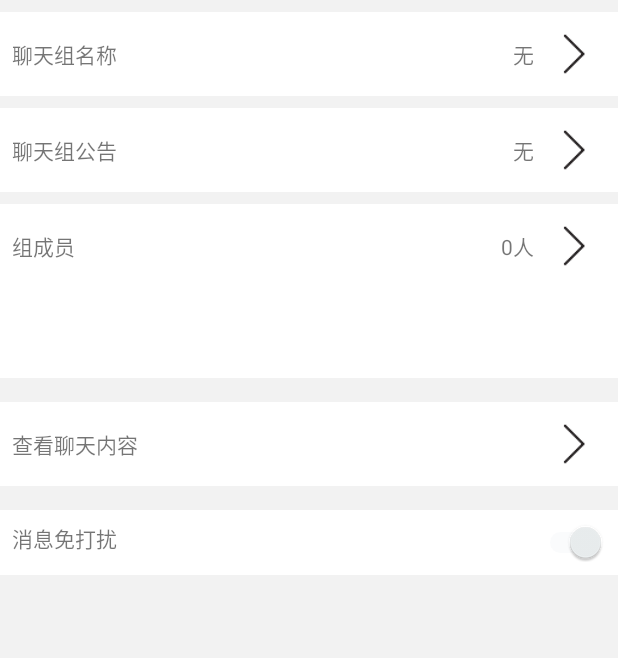
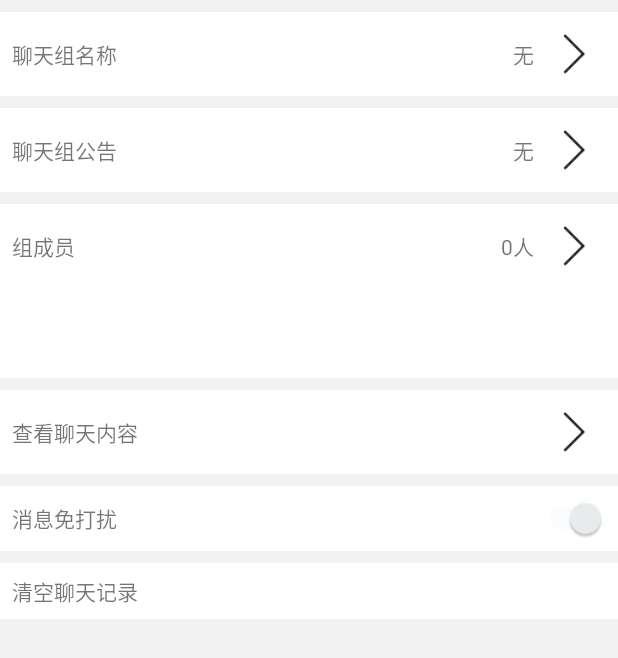
Before and after one commit to cosmos33/PhotonIMSDK-Android, an Android app: the GroupInfoActivity screen opened directly, with no data from a screen before it, after a tap on "查看聊天内容", on a phone screen of 412 x 824 dp. Shown: the top 658 px of the screen. Run offline under Robolectric (Android 15) with nearby library versions, the phone set to English and light mode, and no system bars; our stand-ins replace ButterKnife, EventBus; 7 statements that could not run were skipped.

Commit message:
修改：修改session死循环；修改login,regist背景；

```diff
--- a/app/build.gradle
+++ b/app/build.gradle
@@ -136,7 +136,7 @@ dependencies {
 
     // 引入mdlog coded
     implementation "com.cosmos.baseutil:mdlog:2.0.0"
-    implementation "com.cosmos.baseutil:codedlib:1.0.0"
+    implementation "com.cosmos.baseutil:codedlib:$codedlibversion"
 
     //    //可任意选择三方push的接入，如果不想使用某一类厂商，不添加即可
     implementation "com.cosmos.photon:thirdpush-huawei:2.1.0"
@@ -149,7 +149,7 @@ dependencies {
     // 引用imcore模块(本地maven仓库)，因为是本地maven依赖所以间接依赖需要手动添加一下
     implementation "$imversion"
     implementation "com.cosmos.baseutil:mdlog:2.0.0"
-    implementation "com.cosmos.baseutil:codedlib:1.0.0"
+    implementation "com.cosmos.baseutil:codedlib:$codedlibversion"
     implementation "com.cosmos.baseutil:mmdevice:2.0.0"
     implementation "com.cosmos.baseutil:cpp_shared:r17c"
     implementation "com.android.support:support-compat:$supportverion"
--- a/app/src/main/java/com/momo/demo/main/groupinfo/GroupInfoActivity.java
+++ b/app/src/main/java/com/momo/demo/main/groupinfo/GroupInfoActivity.java
@@ -186,6 +186,12 @@ public class GroupInfoActivity extends IGroupInfoView {
     public void onSearchContentClick() {
         SearchHistoryActivity.start(this, gid, PhotonIMMessage.GROUP);
     }
+
+    @OnClick(R2.id.flClearChatContent)
+    public void onClearChatContent() {
+        presenter.clearChatContent();
+    }
+
     private void updateSwipeLayoutStatus() {
         if (getGroupInfo && getGroupMemberInfo && getGroupStatusInfo) {
             if (swipeRefreshLayout.isRefreshing()) {
--- a/app/src/main/java/com/momo/demo/main/groupinfo/GroupInfoPresenter.java
+++ b/app/src/main/java/com/momo/demo/main/groupinfo/GroupInfoPresenter.java
@@ -43,6 +43,11 @@ public class GroupInfoPresenter extends IGroupInfoPresenter<IGroupInfoView, IGro
     }
 
     @Override
+    public void clearChatContent() {
+
+    }
+
+    @Override
     public IGroupInfoModel generateIModel() {
         return new GroupInfoModel();
     }
--- a/app/src/main/java/com/momo/demo/main/groupinfo/igroupinfo/IGroupInfoPresenter.java
+++ b/app/src/main/java/com/momo/demo/main/groupinfo/igroupinfo/IGroupInfoPresenter.java
@@ -66,4 +66,5 @@ public abstract class IGroupInfoPresenter<V extends IGroupInfoView, M extends IG
 
     public abstract void changeGroupIgnoreStatus(String gid, boolean igonre);
 
+    public abstract void clearChatContent();
 }
--- a/app/src/main/res/layout/activity_login.xml
+++ b/app/src/main/res/layout/activity_login.xml
@@ -1,6 +1,7 @@
 <?xml version="1.0" encoding="utf-8"?>
 <FrameLayout xmlns:android="http://schemas.android.com/apk/res/android"
     android:layout_width="match_parent"
+    android:background="@color/white"
     android:layout_height="match_parent">
 
     <LinearLayout
--- a/app/src/main/res/layout/activity_regist.xml
+++ b/app/src/main/res/layout/activity_regist.xml
@@ -1,6 +1,7 @@
 <?xml version="1.0" encoding="utf-8"?>
 <com.cosmos.photonim.imbase.view.SwipeFrameLayout xmlns:android="http://schemas.android.com/apk/res/android"
     android:layout_width="match_parent"
+    android:background="@color/white"
     android:layout_height="match_parent">
 
     <LinearLayout
--- a/build.gradle
+++ b/build.gradle
@@ -47,6 +47,7 @@ allprojects {
         supportverion = "27.1.1"
         thirdPushVersion = '2.1.3'
         pushIMVersion = '2.1.0'
+        codedlibversion = '2.0.0'
 
     }
 }
--- a/imbase/build.gradle
+++ b/imbase/build.gradle
@@ -46,7 +46,7 @@ dependencies {
     // 引用imcore模块(本地maven仓库)，因为是本地maven依赖所以间接依赖需要手动添加一下
     implementation "$imversion"
     implementation "com.cosmos.baseutil:mdlog:2.0.0"
-    implementation "com.cosmos.baseutil:codedlib:1.0.0"
+    implementation "com.cosmos.baseutil:codedlib:$codedlibversion"
     implementation "com.cosmos.baseutil:mmdevice:2.0.0"
     implementation "com.cosmos.baseutil:cpp_shared:r17c"
 
--- a/imbase/src/main/java/com/cosmos/photonim/imbase/session/SessionPresenter.java
+++ b/imbase/src/main/java/com/cosmos/photonim/imbase/session/SessionPresenter.java
@@ -165,7 +165,7 @@ public class SessionPresenter extends ISessionPresenter<ISessionView, ISessionMo
         getiModel().loadHistoryFromRemote(new ISessionModel.OnLoadHistoryFromRemoteListener() {
             @Override
             public void onLoadHistoryFromRemote(List<SessionData> sessionData) {
-                onLoadHistoryFromRemote(sessionData);
+                SessionPresenter.this.onLoadHistoryFromRemote(sessionData);
             }
         });
     }
--- a/imbase/src/main/res/layout/activity_chatset.xml
+++ b/imbase/src/main/res/layout/activity_chatset.xml
@@ -80,4 +80,5 @@
             android:layout_gravity="right" />
     </FrameLayout>
 
+    <include layout="@layout/chat_content_clear" />
 </com.cosmos.photonim.imbase.view.SwipeLinearLayout>
--- a/imbase/src/main/res/layout/activity_groupinfo.xml
+++ b/imbase/src/main/res/layout/activity_groupinfo.xml
@@ -16,9 +16,9 @@
         android:layout_height="match_parent">
 
         <LinearLayout
-            android:orientation="vertical"
             android:layout_width="match_parent"
-            android:layout_height="match_parent">
+            android:layout_height="match_parent"
+            android:orientation="vertical">
 
             <FrameLayout
                 android:layout_width="match_parent"
@@ -145,13 +145,14 @@
             <FrameLayout
                 android:layout_width="match_parent"
                 android:layout_height="wrap_content"
-                android:layout_marginTop="@dimen/title_margin_top2x"
+                android:layout_marginTop="@dimen/title_margin_top"
                 android:background="@color/white"
                 android:padding="@dimen/activity_padding">
 
                 <TextView
                     android:layout_width="wrap_content"
                     android:layout_height="wrap_content"
+                    android:layout_gravity="center_vertical"
                     android:text="@string/chatset_ban" />
 
                 <Switch
@@ -161,7 +162,10 @@
                     android:layout_gravity="right" />
             </FrameLayout>
 
+            <include layout="@layout/chat_content_clear" />
+
         </LinearLayout>
+
 
     </android.support.v4.widget.SwipeRefreshLayout>
 </com.cosmos.photonim.imbase.view.SwipeLinearLayout>
--- /dev/null
+++ b/imbase/src/main/res/layout/chat_content_clear.xml
@@ -0,0 +1,14 @@
+<?xml version="1.0" encoding="utf-8"?>
+<FrameLayout xmlns:android="http://schemas.android.com/apk/res/android"
+    android:id="@+id/flClearChatContent"
+    android:layout_width="match_parent"
+    android:layout_height="wrap_content"
+    android:layout_marginTop="@dimen/title_margin_top"
+    android:background="@color/white"
+    android:padding="@dimen/activity_padding">
+
+    <TextView
+        android:layout_width="wrap_content"
+        android:layout_height="wrap_content"
+        android:text="@string/chatset_clearcontent" />
+</FrameLayout>
--- a/imbase/src/main/res/layout/fragment_chat_extra.xml
+++ b/imbase/src/main/res/layout/fragment_chat_extra.xml
@@ -2,6 +2,7 @@
     android:layout_width="match_parent"
     android:layout_height="wrap_content"
     android:layout_gravity="bottom"
+    android:background="@color/white"
     android:orientation="vertical">
 
     <LinearLayout
--- a/imbase/src/main/res/layout/layout_chat_item_normal_right.xml
+++ b/imbase/src/main/res/layout/layout_chat_item_normal_right.xml
@@ -32,6 +32,8 @@
 
         <include layout="@layout/chat_type_file" />
 
+        <include layout="@layout/chat_type_video" />
+
         <ImageView
             android:id="@+id/ivIcon"
             android:layout_width="@dimen/chat_icon"
--- a/imbase/src/main/res/layout/searchcontent.xml
+++ b/imbase/src/main/res/layout/searchcontent.xml
@@ -1,7 +1,7 @@
 <FrameLayout android:id="@+id/flSearchContent"
     android:layout_width="match_parent"
     android:layout_height="wrap_content"
-    android:layout_marginTop="@dimen/title_margin_top2x"
+    android:layout_marginTop="@dimen/title_margin_top"
     android:visibility="visible"
     android:background="@color/white"
     android:gravity="center_vertical"
--- a/imbase/src/main/res/values/strings.xml
+++ b/imbase/src/main/res/values/strings.xml
@@ -52,4 +52,5 @@
     <string name="chat_video">短视频</string>
     <string name="chat_file">文件</string>
     <string name="chat_media_video_record">按住\n录制</string>
+    <string name="chatset_clearcontent">清空聊天记录</string>
 </resources>
```
Also changed, not shown: imbase/src/main/java/com/cosmos/photonim/imbase/chat/adapter/chat/ChatItemTypeAbstract.java (+38 -28 lines), imbase/src/main/java/com/cosmos/photonim/imbase/session/SessionModel.java (+8 -1 lines), imbase/src/main/res/layout/chat_type_video.xml (added, +37 -0 lines), imbase/src/main/res/layout/layout_chat_item_normal_left.xml (+8 -56 lines).
